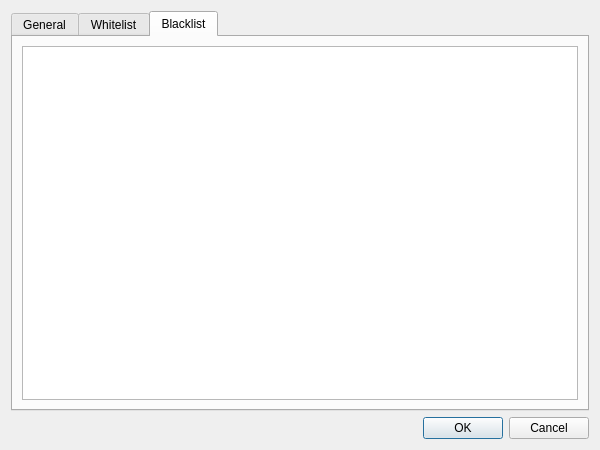
First picture: the form in Plugins/FtpServer/DlgSettings.ui, repository KangLin/RabbitRemoteControl, before the edit.
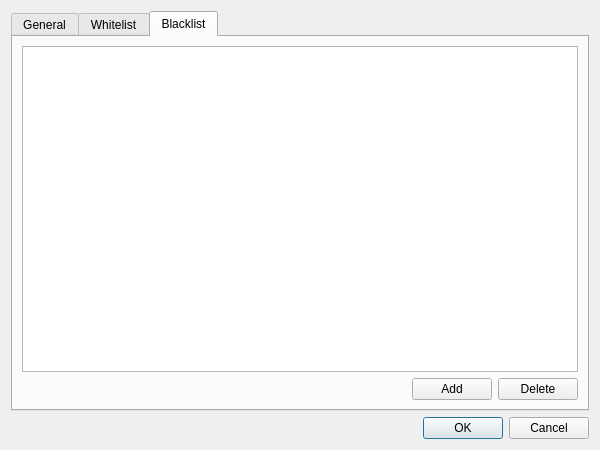
Second picture: the form after the edit. The open tabs and pages were chosen to show the change.

Commit message: Plugins::FtpServer: modify black and white filter list

The edit to the form file:
```diff
--- a/Plugins/FtpServer/DlgSettings.ui
+++ b/Plugins/FtpServer/DlgSettings.ui
@@ -169,7 +169,7 @@
       <attribute name="title">
        <string>Blacklist</string>
       </attribute>
-      <layout class="QGridLayout" name="gridLayout_3">
+      <layout class="QGridLayout" name="gridLayout_5">
        <item row="0" column="0">
         <widget class="QListView" name="lvBlacklist">
          <property name="contextMenuPolicy">
@@ -177,6 +177,37 @@
          </property>
         </widget>
        </item>
+       <item row="1" column="0">
+        <layout class="QGridLayout" name="gridLayout_3">
+         <item row="0" column="2">
+          <widget class="QPushButton" name="pbDeleteBlacklist">
+           <property name="text">
+            <string>Delete</string>
+           </property>
+          </widget>
+         </item>
+         <item row="0" column="1">
+          <widget class="QPushButton" name="pbAddBlacklist">
+           <property name="text">
+            <string>Add</string>
+           </property>
+          </widget>
+         </item>
+         <item row="0" column="0">
+          <spacer name="horizontalSpacer_2">
+           <property name="orientation">
+            <enum>Qt::Orientation::Horizontal</enum>
+           </property>
+           <property name="sizeHint" stdset="0">
+            <size>
+             <width>40</width>
+             <height>20</height>
+            </size>
+           </property>
+          </spacer>
+         </item>
+        </layout>
+       </item>
       </layout>
      </widget>
     </widget>
```
Left out of the diff: 31 changed lines with no effect on the pictures. The commit also changes 2 other files.
